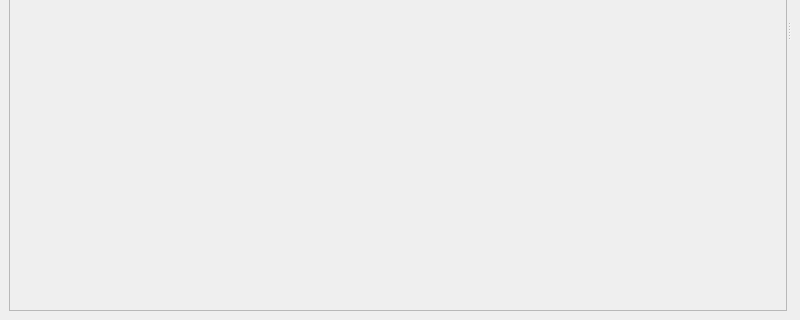
Qt form fredo/gui/main_window.ui (fredo-editor/FreDo) before a commit; both pictures show x 0 to 800 and y 280 to 600 of the 800 by 600 pixel window.
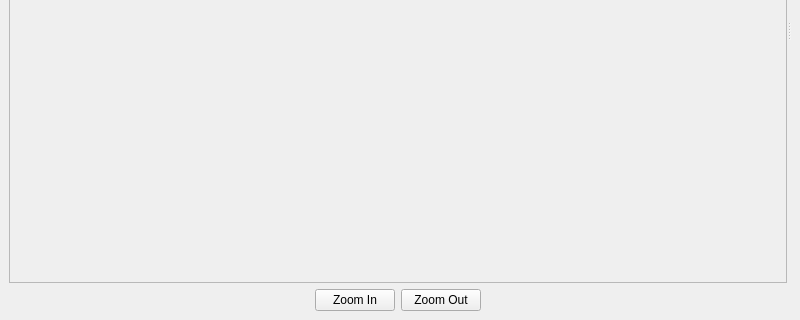
The same form after that commit.

Commit message: Added Zoom in/out on spatial domain image

The edit to the form file:
```diff
--- a/fredo/gui/main_window.ui
+++ b/fredo/gui/main_window.ui
@@ -34,8 +34,8 @@
               <rect>
                <x>0</x>
                <y>0</y>
-               <width>383</width>
-               <height>549</height>
+               <width>663</width>
+               <height>514</height>
               </rect>
              </property>
              <layout class="QGridLayout" name="gridLayout_2">
@@ -50,6 +50,50 @@
             </widget>
            </widget>
           </item>
+          <item>
+           <layout class="QHBoxLayout" name="horizontalLayout_2">
+            <item>
+             <spacer name="horizontalSpacer">
+              <property name="orientation">
+               <enum>Qt::Horizontal</enum>
+              </property>
+              <property name="sizeHint" stdset="0">
+               <size>
+                <width>40</width>
+                <height>20</height>
+               </size>
+              </property>
+             </spacer>
+            </item>
+            <item>
+             <widget class="QPushButton" name="image_zoom_in_btn">
+              <property name="text">
+               <string>Zoom In</string>
+              </property>
+             </widget>
+            </item>
+            <item>
+             <widget class="QPushButton" name="image_zoom_out_btn">
+              <property name="text">
+               <string>Zoom Out</string>
+              </property>
+             </widget>
+            </item>
+            <item>
+             <spacer name="horizontalSpacer_2">
+              <property name="orientation">
+               <enum>Qt::Horizontal</enum>
+              </property>
+              <property name="sizeHint" stdset="0">
+               <size>
+                <width>40</width>
+                <height>20</height>
+               </size>
+              </property>
+             </spacer>
+            </item>
+           </layout>
+          </item>
          </layout>
         </widget>
         <widget class="QWidget" name="verticalLayoutWidget_2">
```
The commit also changes 1 other file.
